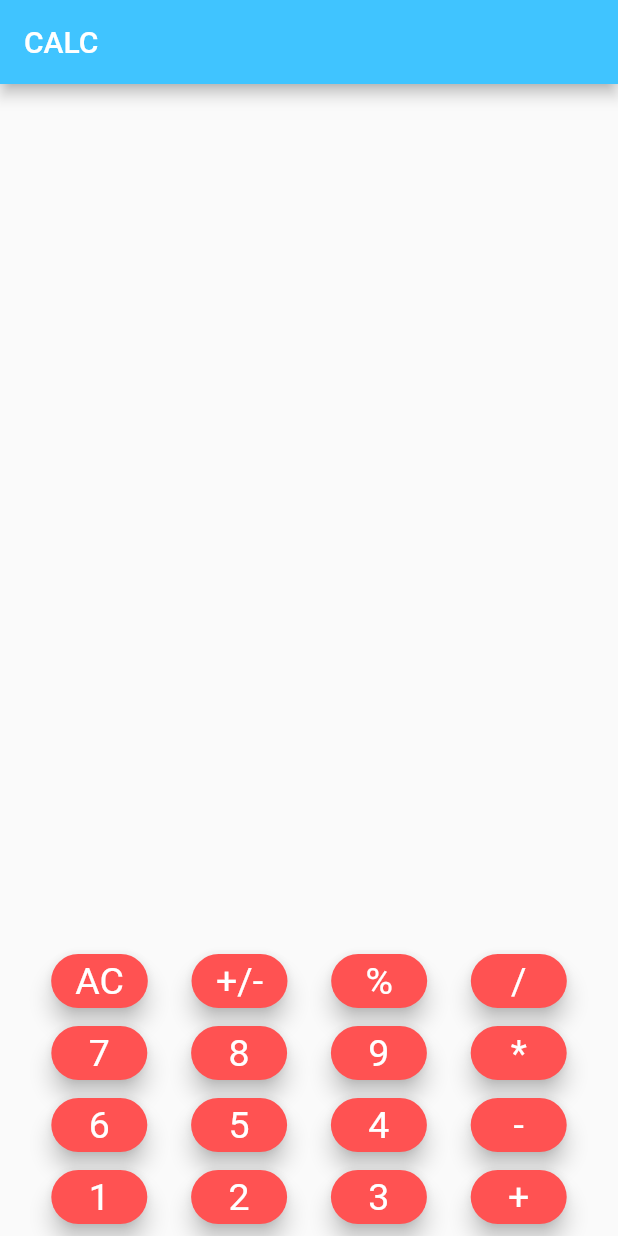
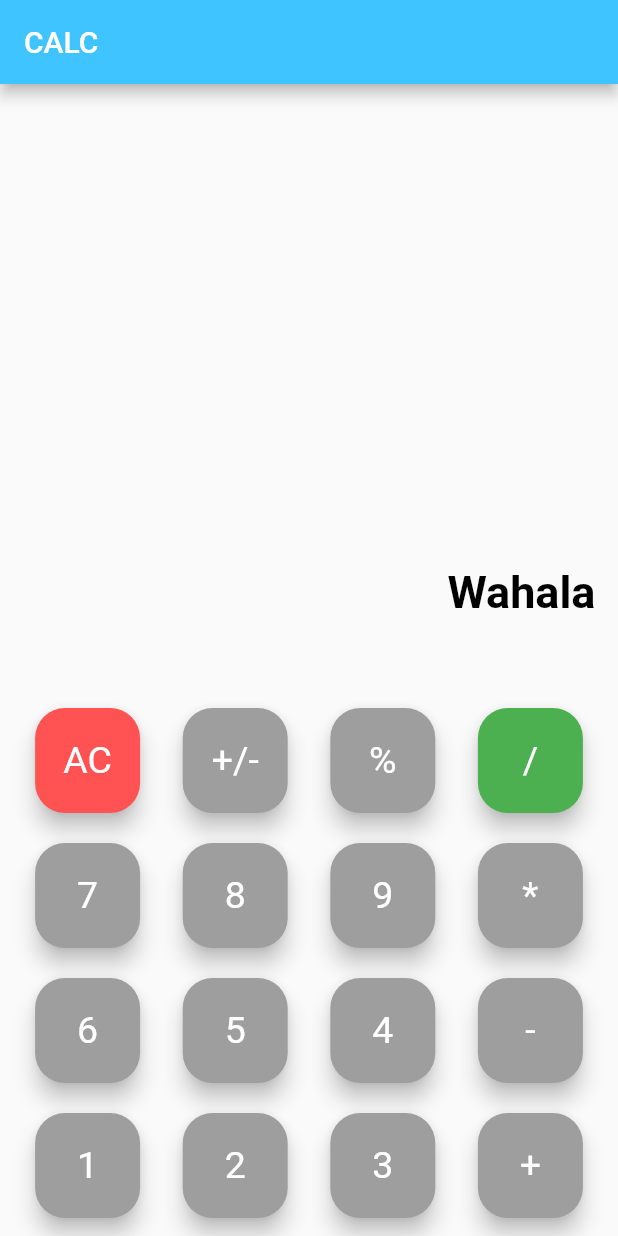
Before and after one commit to NowoCodes/calculator_flutter, a Flutter app: the screen it shows after launch, on a phone screen of 412 x 824 dp. Run offline on Flutter 3.47's test engine with Material 2 defaults, Android fonts, the phone set to English and light mode, and no system bars; our stand-ins replace gradient_widgets, math_expressions.

Commit message:
Add styling

```diff
--- a/lib/display/calc_screen3.dart
+++ b/lib/display/calc_screen3.dart
@@ -19,6 +19,21 @@ class _CalcHome3State extends State<CalcHome3> {
             child: Column(
               mainAxisAlignment: MainAxisAlignment.end,
               children: [
+                Container(
+                  padding: EdgeInsets.all(10.0),
+                  alignment: Alignment.centerRight,
+                  child: Expanded(
+                    child: Text(
+                      'Wahala',
+                      style: TextStyle(
+                        color: Colors.black,
+                        fontSize: 30,
+                        fontWeight: FontWeight.w700,
+                      ),
+                    ),
+                  ),
+                ),
+                SizedBox(height: 40),
                 Row(
                   mainAxisAlignment: MainAxisAlignment.spaceEvenly,
                   children: [
@@ -30,19 +45,19 @@ class _CalcHome3State extends State<CalcHome3> {
                     ),
                     CalcButtons(
                       btnText: '+/-',
-                      color: Colors.redAccent,
+                      color: Colors.grey,
                       textColor: Colors.black87,
                       onPressed: () {},
                     ),
                     CalcButtons(
                       btnText: '%',
-                      color: Colors.redAccent,
+                      color: Colors.grey,
                       textColor: Colors.black87,
                       onPressed: () {},
                     ),
                     CalcButtons(
                       btnText: '/',
-                      color: Colors.redAccent,
+                      color: Colors.green,
                       textColor: Colors.black87,
                       onPressed: () {},
                     ),
@@ -53,25 +68,25 @@ class _CalcHome3State extends State<CalcHome3> {
                   children: [
                     CalcButtons(
                       btnText: '7',
-                      color: Colors.redAccent,
+                      color: Colors.grey,
                       textColor: Colors.black87,
                       onPressed: () {},
                     ),
                     CalcButtons(
                       btnText: '8',
-                      color: Colors.redAccent,
+                      color: Colors.grey,
                       textColor: Colors.black87,
                       onPressed: () {},
                     ),
                     CalcButtons(
                       btnText: '9',
-                      color: Colors.redAccent,
+                      color: Colors.grey,
                       textColor: Colors.black87,
                       onPressed: () {},
                     ),
                     CalcButtons(
                       btnText: '*',
-                      color: Colors.redAccent,
+                      color: Colors.grey,
                       textColor: Colors.black87,
                       onPressed: () {},
                     ),
@@ -82,25 +97,25 @@ class _CalcHome3State extends State<CalcHome3> {
                   children: [
                     CalcButtons(
                       btnText: '6',
-                      color: Colors.redAccent,
+                      color: Colors.grey,
                       textColor: Colors.black87,
                       onPressed: () {},
                     ),
                     CalcButtons(
                       btnText: '5',
-                      color: Colors.redAccent,
+                      color: Colors.grey,
                       textColor: Colors.black87,
                       onPressed: () {},
                     ),
                     CalcButtons(
                       btnText: '4',
-                      color: Colors.redAccent,
+                      color: Colors.grey,
                       textColor: Colors.black87,
                       onPressed: () {},
                     ),
                     CalcButtons(
                       btnText: '-',
-                      color: Colors.redAccent,
+                      color: Colors.grey,
                       textColor: Colors.black87,
                       onPressed: () {},
                     ),
@@ -111,25 +126,25 @@ class _CalcHome3State extends State<CalcHome3> {
                   children: [
                     CalcButtons(
                       btnText: '1',
-                      color: Colors.redAccent,
+                      color: Colors.grey,
                       textColor: Colors.black87,
                       onPressed: () {},
                     ),
                     CalcButtons(
                       btnText: '2',
-                      color: Colors.redAccent,
+                      color: Colors.grey,
                       textColor: Colors.black87,
                       onPressed: () {},
                     ),
                     CalcButtons(
                       btnText: '3',
-                      color: Colors.redAccent,
+                      color: Colors.grey,
                       textColor: Colors.black87,
                       onPressed: () {},
                     ),
                     CalcButtons(
                       btnText: '+',
-                      color: Colors.redAccent,
+                      color: Colors.grey,
                       textColor: Colors.black87,
                       onPressed: () {},
                     ),
@@ -145,7 +160,7 @@ class _CalcHome3State extends State<CalcHome3> {
 class CalcButtons extends StatelessWidget {
   CalcButtons({
     @required this.btnText,
-    @required this.color,
+    this.color,
     @required this.textColor,
     @required this.onPressed,
   });
@@ -156,17 +171,20 @@ class CalcButtons extends StatelessWidget {
 
   @override
   Widget build(BuildContext context) {
-    return ElevatedButton(
+    return Container(
+      margin: EdgeInsets.all(10.0),
+      child: ElevatedButton(
         onPressed: onPressed,
         child: Text(btnText),
         style: ElevatedButton.styleFrom(
-        primary: color == color ? color : Colors.red,
+          primary: color,
           elevation: 6.0,
           textStyle: TextStyle(color: textColor, fontSize: 25),
           shape: RoundedRectangleBorder(
-          borderRadius: BorderRadius.circular(25.0),
+            borderRadius: BorderRadius.circular(20.0),
           ),
-        alignment: Alignment.center,
+          minimumSize: Size(70, 70),
+        ),
       ),
     );
   }
```
Lines whose indentation alone changed are shown as unchanged.
